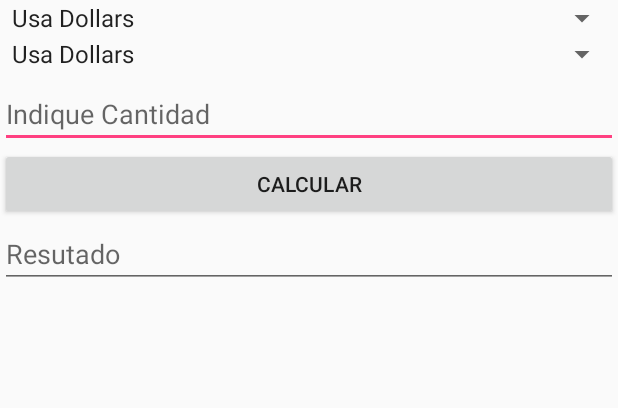
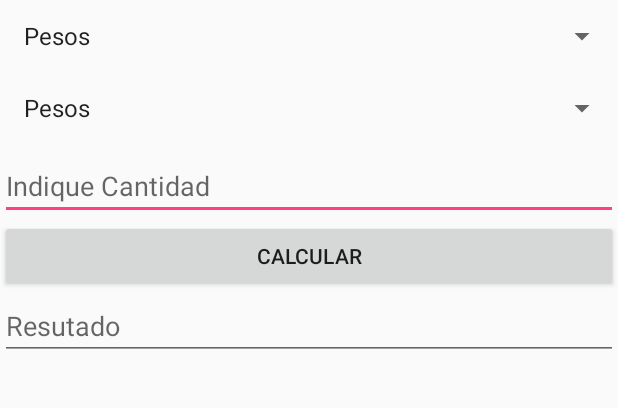
Before and after one commit to FryannM/MoneyChange, an Android app: the screen it shows after launch (MainActivity), on a phone screen of 412 x 824 dp, the part 212-620 px from its top. Run offline under Robolectric (Android 15) with nearby library versions, the phone set to English and light mode, and no system bars.

Commit message:
Aproaching To the Target

```diff
--- a/app/src/main/java/com/example/admin/moneychange/Calculo.java
+++ b/app/src/main/java/com/example/admin/moneychange/Calculo.java
@@ -1,4 +1,6 @@
 package com.example.admin.moneychange;
+
+import android.widget.Switch;
 
 /**
  * Created by Admin on 3/10/2018.
@@ -19,6 +21,14 @@ public class Calculo {
     public final double eurotodollar = 1.230684;
     public   double resultado;
     public  double cantidad ;
+
+    public enum Monedas{
+        Pesos,
+        Dollars,
+        Euros
+
+
+    }
 
        /* dollar to dollar DONE
         * dollar to peso DONE
@@ -75,4 +85,5 @@ public class Calculo {
     }
 
 
+
 }
--- a/app/src/main/java/com/example/admin/moneychange/MainActivity.java
+++ b/app/src/main/java/com/example/admin/moneychange/MainActivity.java
@@ -3,28 +3,69 @@ package com.example.admin.moneychange;
 import android.support.v7.app.AppCompatActivity;
 import android.os.Bundle;
 import android.view.View;
+import android.widget.AdapterView;
+import android.widget.ArrayAdapter;
+import android.widget.EditText;
 import android.widget.Spinner;
+import android.widget.Toast;
 
 
-public class MainActivity extends AppCompatActivity implements View.OnClickListener  {
+public class MainActivity extends AppCompatActivity implements View.OnClickListener {
+
+
+    EditText Ecantidad, Eresultado;
+    double cantidad,Resultado;
+    Spinner sp_desde, sp_hasta;
+    String mensaje ="Esto es una prueba";
+    Calculo calculo = new Calculo();
+
 
     @Override
-    protected void onCreate(Bundle savedInstanceState) {
+    protected void onCreate( Bundle savedInstanceState ) {
         super.onCreate(savedInstanceState);
         setContentView(R.layout.activity_main);
+
+        sp_desde = findViewById(R.id.spinner_desde);
+        sp_hasta = findViewById(R.id.spinner_hasta);
+        Ecantidad = findViewById(R.id.quantity_ID);
+        Eresultado = findViewById(R.id.resultID);
+
+
+        FillSpinners();
+
+        findViewById(R.id.btn_calcular).setOnClickListener(this);
+
     }
+
+
+
+    private void FillSpinners() {
+
+        sp_desde.setAdapter(new ArrayAdapter<Calculo.Monedas>(this, android.R.layout.simple_list_item_1, Calculo.Monedas.values()));
+        sp_hasta.setAdapter(new ArrayAdapter<Calculo.Monedas>(this, android.R.layout.simple_list_item_1, Calculo.Monedas.values()));
+    }
+
+    @Override
+    public void onClick( View view ) {
+        cantidad= Double.parseDouble(Ecantidad.getText().toString());
+        Resultado = Double.parseDouble(Eresultado.getText().toString());
+
+        Calculo.Monedas Desde = Calculo.Monedas.valueOf(sp_desde.getSelectedItem().toString());
+        Calculo.Monedas Hasta = Calculo.Monedas.valueOf(sp_hasta.getSelectedItem().toString());
+        char opciones =0;
+        switch (opciones)
+        {
+            case 1: if(sp_desde.equals("Dollars") && (sp_hasta.equals("Pesos")))
+            {
+                calculo.dollarsToPeso();
+                Eresultado.setText("Probando");
+            }
+        }
 
 
 
 
 
 
-
-    @Override
-    public void onClick( View view ) {
-        Spinner dollar,pesos,euro;
-
-        //  dollar = findViewById(R.id.)
-
     }
 }
--- a/app/src/main/res/layout/activity_main.xml
+++ b/app/src/main/res/layout/activity_main.xml
@@ -21,18 +21,15 @@
         android:id="@+id/spinner_desde"
         android:layout_width="match_parent"
         android:layout_height="wrap_content"
-
-
         android:drawSelectorOnTop="true"
-        android:entries="@array/Coins" />
+        />
     <Spinner
         android:id="@+id/spinner_hasta"
         android:layout_width="match_parent"
         android:layout_height="wrap_content"
         android:layout_marginBottom="5dp"
-
         android:drawSelectorOnTop="true"
-        android:entries="@array/Coins" />
+        />
 
 
 
@@ -52,7 +49,7 @@
 
 
     <EditText
-
+            android:id="@+id/resultID"
             android:layout_width="match_parent"
             android:layout_height="match_parent"
             android:hint="@string/resultado"
```
Also changed, not shown: 2 other files.
